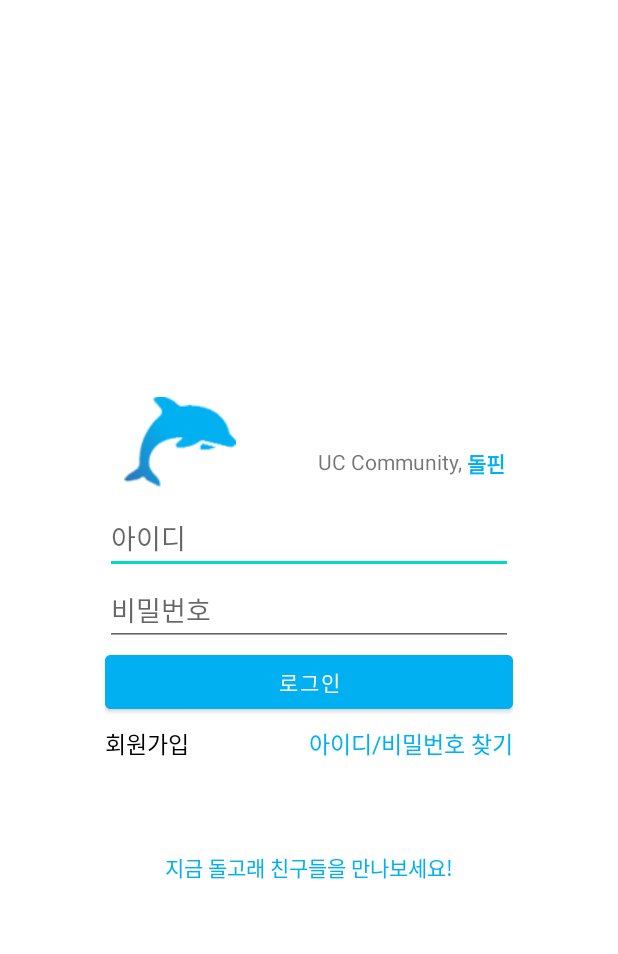
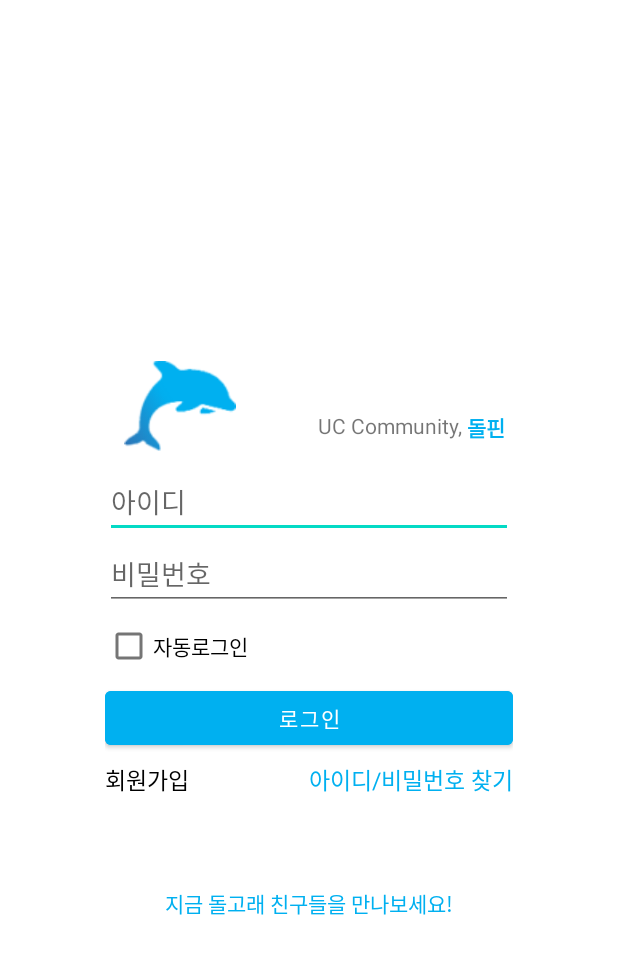
Before and after one commit to praccodeclang/Dolphin, an Android app: the screen it shows after launch (LoginActivity), on a phone screen of 412 x 824 dp. Shown: the top 954 px of the screen. Run offline under Robolectric (Android 15) with nearby library versions, the phone set to English and light mode, and no system bars; our stand-ins replace Volley.

Commit message:
자동 로그인
구현중

```diff
--- a/app/src/main/java/com/taewon/dolphin/LoginActivity.java
+++ b/app/src/main/java/com/taewon/dolphin/LoginActivity.java
@@ -1,9 +1,12 @@
 package com.taewon.dolphin;
 
+import android.app.Activity;
 import android.content.Intent;
+import android.content.SharedPreferences;
 import android.os.Bundle;
 import android.view.View;
 import android.widget.Button;
+import android.widget.CheckBox;
 import android.widget.EditText;
 import android.widget.TextView;
 import android.widget.Toast;
@@ -32,6 +35,18 @@ public class LoginActivity extends AppCompatActivity {
         final Button loginBtn = (Button)findViewById(R.id.loginBtn);
         final TextView register = (TextView)findViewById(R.id.register);
         final TextView findIDPW = (TextView)findViewById(R.id.find);
+        final CheckBox autoLogin =(CheckBox)findViewById(R.id.autoLogin);
+
+
+        SharedPreferences auto = getSharedPreferences("auto", LoginActivity.MODE_PRIVATE);
+        String autoID = auto.getString("userID", null);
+        String autoPW = auto.getString("userPW", null);
+        String autoUName = auto.getString("userName", null);
+        String autoUmajor = auto.getString("userMajor", null);
+        String autoUdept = auto.getString("userDept",null);
+        String autoUphoneNum = auto.getString("userPHoneNum", null);
+
+
 
         try{
             //만약 유저가 회원가입을 했다면, 자동으로 설정합니다.
@@ -55,6 +70,9 @@ public class LoginActivity extends AppCompatActivity {
             }
         });
 
+
+
+
         //로그인 버튼 클릭 시, 서버에 데이터를 요청하고, 만약 성공적으로 이루어졌다면 받아온 데이터를 UserData.class에저장합니다.
         loginBtn.setOnClickListener(new View.OnClickListener() {
             @Override
@@ -62,7 +80,6 @@ public class LoginActivity extends AppCompatActivity {
                 Response.Listener<String> responseListener = new Response.Listener<String>() {
                     @Override
                     public void onResponse(String response) {
-                        //서버에서 응답을 받으면 실행.
                         try
                         {
                             JSONObject jsonObject = new JSONObject(response);
@@ -75,13 +92,24 @@ public class LoginActivity extends AppCompatActivity {
                                 Toast.makeText(LoginActivity.this, "로그인 성공", Toast.LENGTH_SHORT).show();
                                 Intent intent = new Intent(LoginActivity.this, MainActivity.class);
 
-                                //1. UserData.class 에 데이터를 저장.
+                                //UserData.class 에 데이터를 저장.
                                 UserData.getInstance().setUserID(jsonObject.getString("userID"));
                                 UserData.getInstance().setUserName(jsonObject.getString("userName"));
                                 UserData.getInstance().setUserMajor(jsonObject.getString("userMajor"));
                                 UserData.getInstance().setUserDept(jsonObject.getString("userDept"));
                                 UserData.getInstance().setUserPhoneNum(jsonObject.getString("userPhoneNum"));
-
+                                /* 만약 로그인에 성공했으면 메인 엑티비티로 넘어감 근데 자동로그인을 곁들인*/
+                                if(autoLogin.isChecked()){
+                                    SharedPreferences auto = getSharedPreferences("auto",LoginActivity.MODE_PRIVATE);
+                                    SharedPreferences.Editor autoLogin = auto.edit();
+                                    autoLogin.putString("userID", UserData.getInstance().getUserID());
+                                    autoLogin.putString("userPW", userPassword.getText().toString());
+                                    autoLogin.putString("userName", UserData.getInstance().getUserName());
+                                    autoLogin.putString("userMajor", UserData.getInstance().getUserMajor());
+                                    autoLogin.putString("userDept", UserData.getInstance().getUserDept());
+                                    autoLogin.putString("userPHoneNum", UserData.getInstance().getUserPhoneNum());
+                                    autoLogin.commit();
+                                }
                                 startActivity(intent);
                                 finish();
                             }
--- a/app/src/main/res/layout/activity_login.xml
+++ b/app/src/main/res/layout/activity_login.xml
@@ -75,6 +75,21 @@
                 android:hint="비밀번호"/>
         </LinearLayout>
 
+        <LinearLayout
+            android:layout_width="wrap_content"
+            android:layout_height="wrap_content"
+            android:orientation="horizontal"
+            android:layout_gravity="left">
+
+            <CheckBox
+                android:id="@+id/autoLogin"
+                android:layout_width="wrap_content"
+                android:layout_height="wrap_content"
+                android:text="자동로그인"
+                />
+
+
+        </LinearLayout>
         <Button
             android:layout_width="match_parent"
             android:layout_height="wrap_content"
@@ -108,10 +123,12 @@
                 android:textColor="@color/Dolphin"
                 android:textSize="15sp"
                 app:layout_constraintEnd_toEndOf="parent"
-                app:layout_constraintTop_toTopOf="parent"/>
+                app:layout_constraintTop_toTopOf="parent" />
         </androidx.constraintlayout.widget.ConstraintLayout>
     </LinearLayout>
+
     <!-- loginForm_End -->
+
     <LinearLayout
         android:layout_width="match_parent"
         android:layout_height="wrap_content"
```
